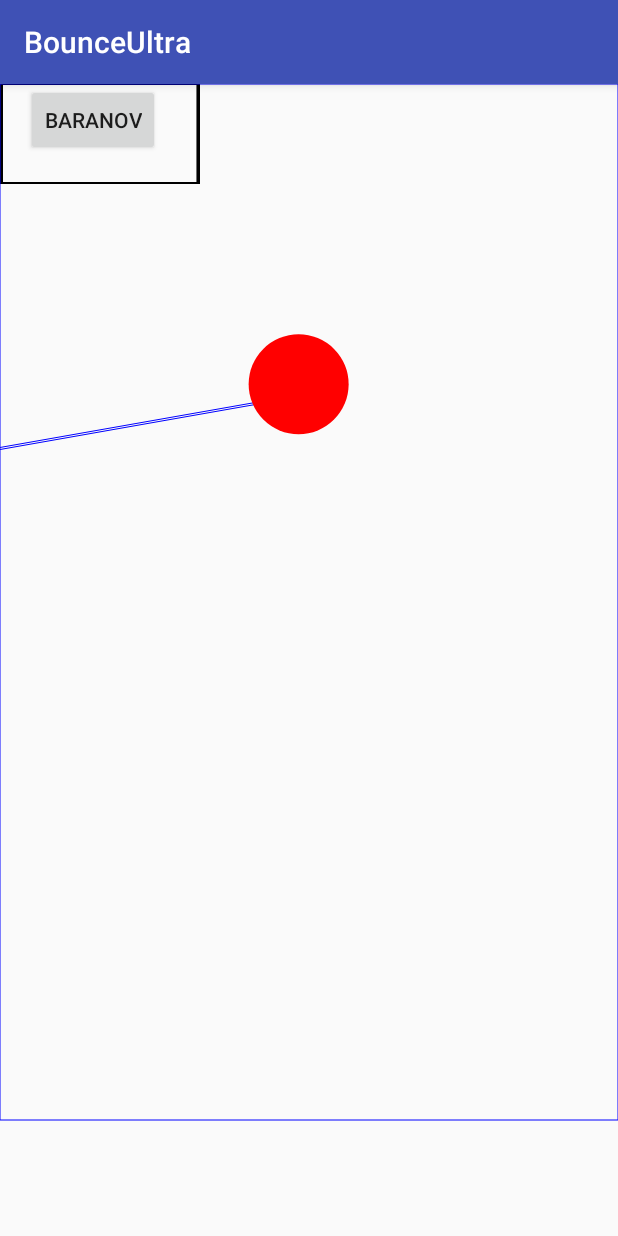
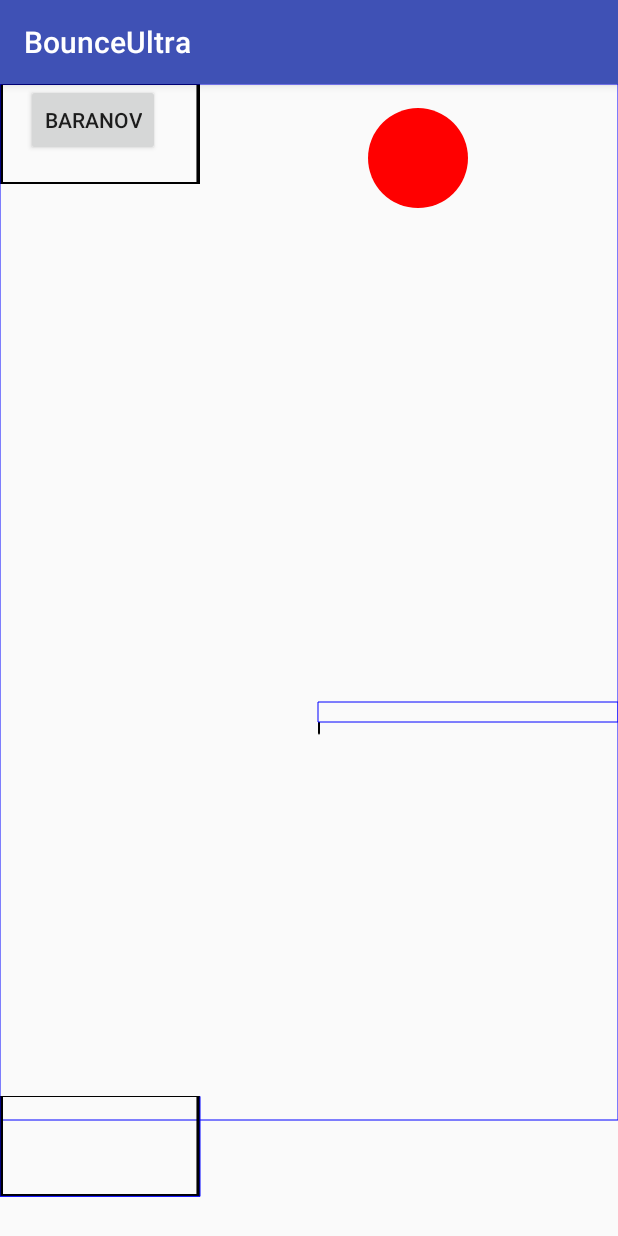
Before and after one commit to evgenyim/BounceUltra, an Android app: the screen it shows after launch (MainActivity), on a phone screen of 412 x 824 dp. Run offline under Robolectric (Android 15) with nearby library versions, the phone set to English and light mode, and no system bars.

Commit message:
Bad portals

```diff
--- a/app/src/main/java/com/admin/bounceultra/MainActivity.java
+++ b/app/src/main/java/com/admin/bounceultra/MainActivity.java
@@ -18,7 +18,7 @@ public class MainActivity extends AppCompatActivity {
     static int width;
     static int height;
     static ArrayList<Room> RoomList;
-    static int current_room = 1;
+    static int current_room = 0;
     static ArrayList <com.admin.bounceultra.Point> trajectory = new ArrayList<>();
 
 
--- a/app/src/main/java/com/admin/bounceultra/RoomCreate.java
+++ b/app/src/main/java/com/admin/bounceultra/RoomCreate.java
@@ -7,19 +7,23 @@ import java.util.ArrayList;
 public class RoomCreate {
     static ArrayList<Room> RoomList1 = new ArrayList<>();
     public static ArrayList<Room> create() {
-        Point start_point = new Point(100, 500);
+        Point start_point = new Point(MainActivity.width - 200, 51);
+       // Point start_point = new Point(100, 51);
         Room Room0 = new Room();
         Room0.addBall(start_point,50);
+        Room0.addObstacle(MainActivity.width - 300, MainActivity.height / 2 + 20, MainActivity.width, MainActivity.height / 2, 0, 2);
         Room0.addObstacle(0, 0, MainActivity.width, MainActivity.height - 200,0,1);
-        Room0.addGate(500,500,700,600,0,1, 3);
+        Room0.addGate(0, (float) (MainActivity.height * 0.9)-100,200, (float) (MainActivity.height * 0.9),0,1, 3);
         RoomList1.add(Room0);
         Room Room1 = new Room();
         Point start_point1 = new Point(300, 300);
+        Room1.addGate(MainActivity.width / 2,0,MainActivity.width / 2 + 200,100, 0,0,3);
         Room1.addBall(start_point1,50);
-        Room1.addObstacle(700,1200,900,1300, 0, 1);
         Room1.addObstacle(0, 0, MainActivity.width, MainActivity.height - 200,0,1);
-        Room1.addObstacle((MainActivity.width  / 2), MainActivity.height / 4, (MainActivity.width / 2) + 2, MainActivity.height,  80, 2);
-        Room1.addGate(800,350,1000,450,0,0,3);
+        Room1.addObstacle((MainActivity.width  / 2 + 200), MainActivity.height / 4, (MainActivity.width / 2) + 202, MainActivity.height,  80, 2);
+        Room1.addObstacle(MainActivity.width / 2, MainActivity.height / 2, MainActivity.width / 2 + 2, MainActivity.height, 0, 2);
+        Room1.addGate(0, (float) (MainActivity.height * 0.9)-100,200, (float) (MainActivity.height * 0.9),0,1   , 3);
+
         RoomList1.add(Room1);
         return RoomList1;
     }
```
